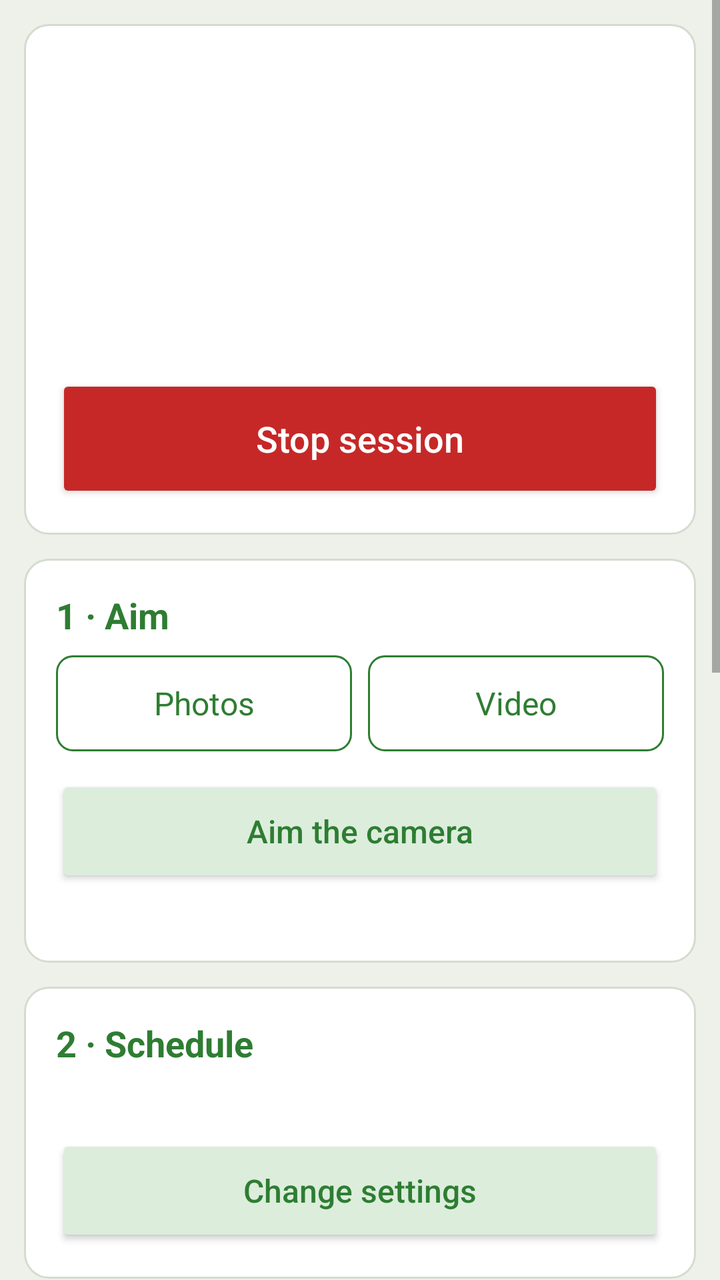
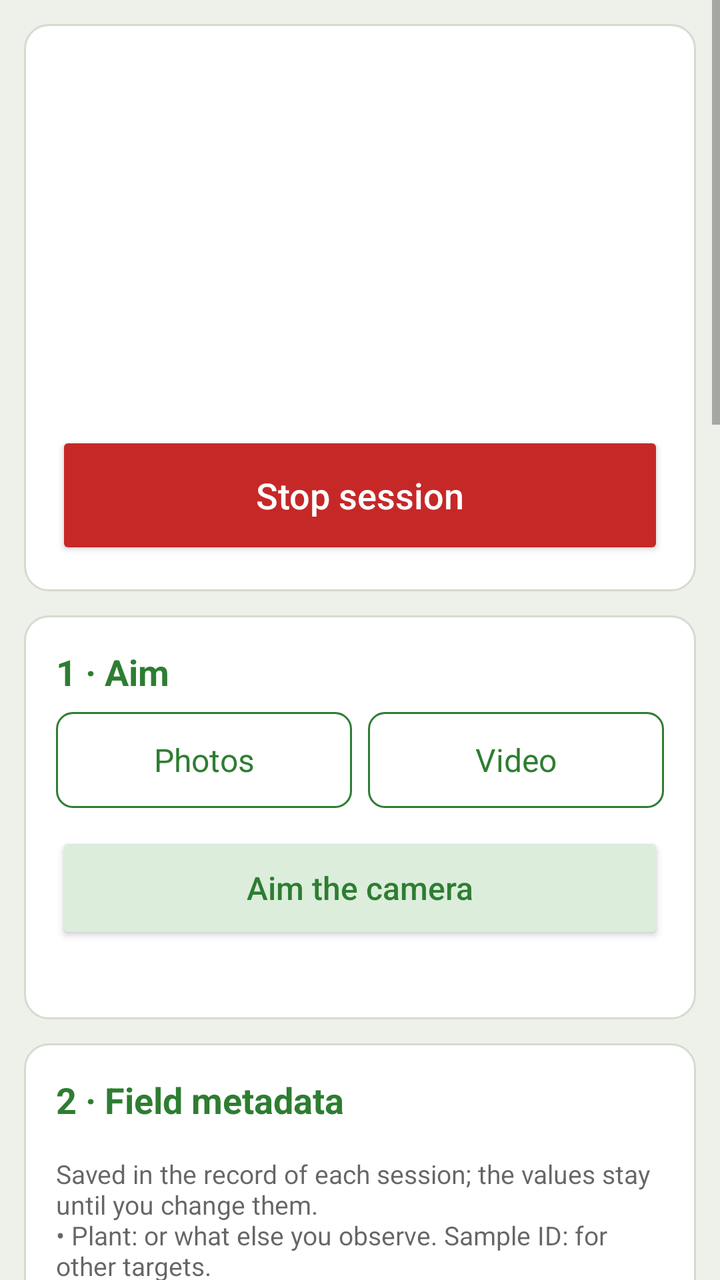

Compare the two renders of this Android layout. The source of the first and the diff that turns it into the second are given below.
<!-- AndroidManifest.xml: application theme AppTheme -->
<!-- res/layout/activity_main.xml -->
<?xml version="1.0" encoding="utf-8"?>
<ScrollView xmlns:android="http://schemas.android.com/apk/res/android"
    xmlns:tools="http://schemas.android.com/tools"
    android:id="@+id/scroll"
    android:layout_width="match_parent"
    android:layout_height="match_parent"
    android:fitsSystemWindows="true"
    tools:ignore="TooManyViews">

    <LinearLayout
        android:layout_width="match_parent"
        android:layout_height="wrap_content"
        android:orientation="vertical"
        android:padding="12dp">

        
        <LinearLayout style="@style/Card" android:layout_marginTop="0dp">
            <TextView android:id="@+id/status_title" style="@style/CardTitle" android:textSize="20sp" />
            <TextView android:id="@+id/session_status" style="@style/Body" />
            <TextView android:id="@+id/session_progress" style="@style/Body" />
            <TextView android:id="@+id/session_warning" style="@style/Body" android:textColor="@color/warning" android:textStyle="bold" />
            <TextView android:id="@+id/battery" style="@style/Hint" android:layout_marginTop="8dp" />
            <TextView android:id="@+id/phone_time" style="@style/Hint" />
            <Button android:id="@+id/stop_session" style="@style/BigButton"
                android:backgroundTint="@color/stop" android:text="@string/stop_session" />
        </LinearLayout>

        
        <LinearLayout android:id="@+id/aim_card" style="@style/Card">
            <TextView style="@style/CardTitle" android:text="@string/card_aim" />
            <RadioGroup android:id="@+id/mode" style="@style/Segments">
                <RadioButton android:id="@+id/mode_photo" style="@style/Segment" android:text="@string/mode_photo" />
                <RadioButton android:id="@+id/mode_video" style="@style/Segment.Next" android:text="@string/mode_video" />
            </RadioGroup>
            <Button android:id="@+id/aim" style="@style/SecondaryButton" android:layout_marginTop="12dp"
                android:text="@string/aim_button" />
            <TextView android:id="@+id/aim_summary" style="@style/Hint" android:layout_marginTop="4dp" />
        </LinearLayout>

        
        <LinearLayout android:id="@+id/schedule_card" style="@style/Card">
            <TextView style="@style/CardTitle" android:text="@string/card_schedule" />
            <TextView android:id="@+id/schedule_summary" style="@style/Body" />
            <Button android:id="@+id/change" style="@style/SecondaryButton" android:text="@string/change_open" />

            <LinearLayout android:id="@+id/settings" style="@style/Group" android:visibility="gone">
                <LinearLayout android:id="@+id/photo_settings" style="@style/Group">
                    <TextView style="@style/Label.Help" android:labelFor="@id/step_s" android:text="@string/step_label" />
                    <EditText android:id="@+id/step_s" style="@style/Field" android:importantForAutofill="no"
                        android:inputType="numberDecimal" tools:targetApi="o" />
                    <TextView style="@style/Hint.Help" android:text="@string/step_hint" />

                    <TextView style="@style/Label.Help" android:labelFor="@id/burst_s" android:text="@string/burst_label" />
                    <EditText android:id="@+id/burst_s" style="@style/Field" android:importantForAutofill="no"
                        android:inputType="numberDecimal" tools:targetApi="o" />
                    <TextView style="@style/Hint.Help" android:text="@string/burst_hint" />
                </LinearLayout>

                <LinearLayout android:id="@+id/video_settings" style="@style/Group">
                    <TextView style="@style/Label.Help" android:labelFor="@id/clip_min" android:text="@string/clip_label" />
                    <EditText android:id="@+id/clip_min" style="@style/Field" android:importantForAutofill="no"
                        android:inputType="numberDecimal" tools:targetApi="o" />
                    <TextView style="@style/Hint.Help" android:text="@string/clip_hint" />

                    <TextView style="@style/Label.Help" android:text="@string/video_fps_label" />
                    <RadioGroup android:id="@+id/video_fps" style="@style/Segments">
                        <RadioButton android:id="@+id/video_fps_5" style="@style/Segment" android:text="@string/video_fps_5" />
                        <RadioButton android:id="@+id/video_fps_10" style="@style/Segment.Next" android:text="@string/video_fps_10" />
                        <RadioButton android:id="@+id/video_fps_15" style="@style/Segment.Next" android:text="@string/video_fps_15" />
                    </RadioGroup>
                    <TextView style="@style/Hint.Help" android:text="@string/video_fps_hint" />
                </LinearLayout>

                <TextView style="@style/Label.Help" android:labelFor="@id/break_min" android:text="@string/break_label" />
                <EditText android:id="@+id/break_min" style="@style/Field" android:importantForAutofill="no"
                    android:inputType="numberDecimal" tools:targetApi="o" />
                <TextView style="@style/Hint.Help" android:text="@string/break_hint" />

                <TextView style="@style/Label" android:text="@string/schedule_label" />
                <RadioGroup android:id="@+id/schedule" style="@style/Segments">
                    <RadioButton android:id="@+id/schedule_run" style="@style/Segment" android:text="@string/schedule_run" />
                    <RadioButton android:id="@+id/schedule_daily" style="@style/Segment.Next" android:text="@string/schedule_daily" />
                </RadioGroup>

                <LinearLayout android:id="@+id/run_settings" style="@style/Group">
                    <TextView style="@style/Label.Help" android:labelFor="@id/run_h" android:text="@string/run_label" />
                    <EditText android:id="@+id/run_h" style="@style/Field" android:importantForAutofill="no"
                        android:inputType="numberDecimal" tools:targetApi="o" />
                    <TextView style="@style/Hint.Help" android:text="@string/run_hint" />
                </LinearLayout>

                <LinearLayout android:id="@+id/daily_settings" style="@style/Group">
                    <TextView style="@style/Label.Help" android:labelFor="@id/windows" android:text="@string/windows_label" />
                    <EditText android:id="@+id/windows" style="@style/Field" android:importantForAutofill="no"
                        android:inputType="text" tools:targetApi="o" />
                    <TextView style="@style/Hint.Help" android:text="@string/windows_hint" />

                    <TextView style="@style/Label.Help" android:labelFor="@id/days" android:text="@string/days_label" />
                    <EditText android:id="@+id/days" style="@style/Field" android:importantForAutofill="no"
                        android:inputType="number" tools:targetApi="o" />
                    <TextView style="@style/Hint.Help" android:text="@string/days_hint" />
                </LinearLayout>

                <TextView style="@style/Label.Help" android:labelFor="@id/saved_side" android:text="@string/saved_side_label" />
                <EditText android:id="@+id/saved_side" style="@style/Field" android:importantForAutofill="no"
                    android:inputType="number" tools:targetApi="o" />
                <TextView style="@style/Hint.Help" android:text="@string/saved_side_hint" />

                <TextView style="@style/Label.Help" android:labelFor="@id/heat_limit_c" android:text="@string/heat_label" />
                <EditText android:id="@+id/heat_limit_c" style="@style/Field" android:importantForAutofill="no"
                    android:inputType="numberDecimal" tools:targetApi="o" />
                <TextView style="@style/Hint.Help" android:text="@string/heat_hint" />

                <TextView style="@style/Label.Help" android:labelFor="@id/device_name" android:text="@string/phone_name_label" />
                <EditText android:id="@+id/device_name" style="@style/Field" android:importantForAutofill="no"
                    android:inputType="text" android:maxLength="20" tools:targetApi="o" />
                <TextView style="@style/Hint.Help" android:text="@string/phone_name_hint" />

                <Button android:id="@+id/defaults" style="@style/SecondaryButton" android:layout_marginTop="16dp"
                    android:text="@string/defaults" />
            </LinearLayout>
        </LinearLayout>

        
        <LinearLayout android:id="@+id/phone_card" style="@style/Card">
            <TextView style="@style/CardTitle" android:text="@string/card_phone" />
            <LinearLayout android:id="@+id/phone_checks" style="@style/Group" />
            <TextView style="@style/Label.Help" android:text="@string/checklist_label" />
            <TextView style="@style/Hint.Help" android:text="@string/checklist_text" />
        </LinearLayout>

        
        <TextView android:id="@+id/start_message" style="@style/Body" android:layout_marginTop="12dp"
            android:textColor="@color/warning" android:textStyle="bold" android:visibility="gone" />
        <Button android:id="@+id/start_session" style="@style/BigButton" android:text="@string/start_session" />
        <TextView android:id="@+id/start_hint" style="@style/Hint" android:layout_marginTop="4dp" />

        
        <Button android:id="@+id/tests_toggle" style="?android:attr/borderlessButtonStyle"
            android:textAllCaps="false" android:textColor="@color/heading"
            android:layout_width="wrap_content" android:layout_height="48dp"
            android:layout_marginTop="24dp" android:text="@string/tests_show" />

        <LinearLayout android:id="@+id/tests" style="@style/Card" android:layout_marginTop="0dp"
            android:visibility="gone">
            <TextView android:id="@+id/intro" style="@style/Body" />
            <Button android:id="@+id/take_photo" style="@style/SecondaryButton" android:text="@string/take_photo" />
            <Button android:id="@+id/speed_test" style="@style/SecondaryButton" android:text="@string/speed_test" />
            <TextView
                android:id="@+id/status"
                android:layout_width="match_parent"
                android:layout_height="wrap_content"
                android:layout_marginTop="16dp"
                android:textIsSelectable="true"
                android:textSize="14sp"
                android:typeface="monospace" />
        </LinearLayout>
    </LinearLayout>
</ScrollView>
<!-- resources referenced by this layout -->
<resources>
  <color name="heading">#FF2E7D32</color>
  <color name="stop">#FFC62828</color>
  <color name="warning">#FFB71C1C</color>
  <string name="break_hint">Default 4 min: the camera rests about 80 % of the time. It is switched off when the break is longer than 30 s. 0 = no break.</string>
  <string name="card_aim">1 · Aim</string>
  <string name="card_phone">3 · Phone for the field</string>
  <string name="card_schedule">2 · Schedule</string>
  <string name="days_label">Days</string>
  <string name="defaults">Default values</string>
  <string name="mode_photo">Photos</string>
  <string name="mode_video">Video</string>
  <string name="phone_name_hint">A short name such as P1 or Meadow-3 (letters a to z, digits, - or _). It is added to the session folder name and the record, so files from several phones do not mix. Default values keep it.</string>
  <string name="phone_name_label">Phone name (optional)</string>
  <string name="run_hint">Default 2 h. Up to 720 h (30 days) without a break at night, for example under the midnight sun.</string>
  <string name="run_label">Run length (h)</string>
  <string name="schedule_label">Record</string>
  <string name="video_fps_10">10</string>
  <string name="video_fps_15">15</string>
  <string name="video_fps_5">5</string>
  <color name="start">#FF2E7D32</color>
  <color name="action_bar">#FF2E7D32</color>
  <color name="status_bar">#FF1B5E20</color>
  <color name="window">#FFEEF1EA</color>
  <color name="card">#FFFFFFFF</color>
  <color name="card_edge">#FFD5DBCF</color>
  <!-- unchanged entries left out for length: 46 -->
</resources>

<!-- the commit's change to res/layout/activity_main.xml (unified diff, before → after) -->
@@ -21,6 +21,8 @@
             <TextView android:id="@+id/session_warning" style="@style/Body" android:textColor="@color/warning" android:textStyle="bold" />
             <TextView android:id="@+id/battery" style="@style/Hint" android:layout_marginTop="8dp" />
             <TextView android:id="@+id/phone_time" style="@style/Hint" />
+            <TextView android:id="@+id/storage" style="@style/Body" android:layout_marginTop="8dp"
+                android:textSize="15sp" />
             <Button android:id="@+id/stop_session" style="@style/BigButton"
                 android:backgroundTint="@color/stop" android:text="@string/stop_session" />
         </LinearLayout>
@@ -38,6 +40,45 @@
         </LinearLayout>
 
         
+        <LinearLayout android:id="@+id/field_card" style="@style/Card" tools:ignore="LabelFor">
+            <TextView style="@style/CardTitle.Help" android:text="@string/card_field" />
+            <TextView style="@style/Hint.Help" android:text="@string/field_help" />
+            <LinearLayout style="@style/FieldRow">
+                <TextView style="@style/FieldLabel" android:labelFor="@id/site" android:text="@string/field_site" />
+                <EditText android:id="@+id/site" style="@style/Field.Row" android:hint="@string/field_site_hint"
+                    android:importantForAutofill="no" android:inputType="textCapSentences" tools:targetApi="o" />
+            </LinearLayout>
+            <LinearLayout style="@style/FieldRow">
+                <TextView style="@style/FieldLabel" android:labelFor="@id/transect" android:text="@string/field_transect" />
+                <EditText android:id="@+id/transect" style="@style/Field.Row" android:hint="@string/field_transect_hint"
+                    android:importantForAutofill="no" android:inputType="text" tools:targetApi="o" />
+            </LinearLayout>
+            <LinearLayout style="@style/FieldRow">
+                <TextView style="@style/FieldLabel" android:labelFor="@id/plant" android:text="@string/field_plant" />
+                <EditText android:id="@+id/plant" style="@style/Field.Row" android:hint="@string/field_plant_hint"
+                    android:importantForAutofill="no" android:inputType="textCapSentences" tools:targetApi="o" />
+            </LinearLayout>
+            <LinearLayout style="@style/FieldRow">
+                <TextView style="@style/FieldLabel" android:labelFor="@id/sample_id" android:text="@string/field_sample" />
+                <EditText android:id="@+id/sample_id" style="@style/Field.Row" android:hint="@string/field_optional"
+                    android:importantForAutofill="no" android:inputType="text" tools:targetApi="o" />
+            </LinearLayout>
+            <LinearLayout style="@style/FieldRow">
+                <TextView style="@style/FieldLabel" android:labelFor="@id/session_id" android:text="@string/field_session" />
+                <EditText android:id="@+id/session_id" style="@style/Field.Row" android:hint="@string/field_optional"
+                    android:importantForAutofill="no" android:inputType="text" tools:targetApi="o" />
+            </LinearLayout>
+            <LinearLayout style="@style/FieldRow">
+                <TextView style="@style/FieldLabel" android:labelFor="@id/device_name" android:text="@string/field_phone" />
+                <EditText android:id="@+id/device_name" style="@style/Field.Row" android:maxLength="20"
+                    android:importantForAutofill="no" android:inputType="text" tools:targetApi="o" />
+            </LinearLayout>
+            <TextView android:id="@+id/location_text" style="@style/Body" android:layout_marginTop="12dp"
+                android:textSize="15sp" />
+            <Button android:id="@+id/get_location" style="@style/SecondaryButton" android:text="@string/location_get" />
+        </LinearLayout>
+
+        
         <LinearLayout android:id="@+id/schedule_card" style="@style/Card">
             <TextView style="@style/CardTitle" android:text="@string/card_schedule" />
             <TextView android:id="@+id/schedule_summary" style="@style/Body" />
@@ -83,9 +124,17 @@
                 </RadioGroup>
 
                 <LinearLayout android:id="@+id/run_settings" style="@style/Group">
-                    <TextView style="@style/Label.Help" android:labelFor="@id/run_h" android:text="@string/run_label" />
-                    <EditText android:id="@+id/run_h" style="@style/Field" android:importantForAutofill="no"
-                        android:inputType="numberDecimal" tools:targetApi="o" />
+                    <TextView style="@style/Label.Help" android:text="@string/run_label" />
+                    <LinearLayout style="@style/FieldRow" android:layout_marginTop="0dp">
+                        <EditText android:id="@+id/run_h" style="@style/Field.Row" android:importantForAutofill="no"
+                            android:inputType="number" android:contentDescription="@string/run_hours" tools:targetApi="o" />
+                        <TextView style="@style/Body" android:layout_width="wrap_content" android:layout_marginTop="0dp"
+                            android:layout_marginStart="8dp" android:layout_marginEnd="16dp" android:text="@string/unit_h" />
+                        <EditText android:id="@+id/run_m" style="@style/Field.Row" android:importantForAutofill="no"
+                            android:inputType="number" android:contentDescription="@string/run_minutes" tools:targetApi="o" />
+                        <TextView style="@style/Body" android:layout_width="wrap_content" android:layout_marginTop="0dp"
+                            android:layout_marginStart="8dp" android:text="@string/unit_min" />
+                    </LinearLayout>
                     <TextView style="@style/Hint.Help" android:text="@string/run_hint" />
                 </LinearLayout>
 
@@ -111,11 +160,6 @@
                     android:inputType="numberDecimal" tools:targetApi="o" />
                 <TextView style="@style/Hint.Help" android:text="@string/heat_hint" />
 
-                <TextView style="@style/Label.Help" android:labelFor="@id/device_name" android:text="@string/phone_name_label" />
-                <EditText android:id="@+id/device_name" style="@style/Field" android:importantForAutofill="no"
-                    android:inputType="text" android:maxLength="20" tools:targetApi="o" />
-                <TextView style="@style/Hint.Help" android:text="@string/phone_name_hint" />
-
                 <Button android:id="@+id/defaults" style="@style/SecondaryButton" android:layout_marginTop="16dp"
                     android:text="@string/defaults" />
             </LinearLayout>
@@ -133,7 +177,8 @@
         <TextView android:id="@+id/start_message" style="@style/Body" android:layout_marginTop="12dp"
             android:textColor="@color/warning" android:textStyle="bold" android:visibility="gone" />
         <Button android:id="@+id/start_session" style="@style/BigButton" android:text="@string/start_session" />
-        <TextView android:id="@+id/start_hint" style="@style/Hint" android:layout_marginTop="4dp" />
+        <TextView android:id="@+id/start_hint" style="@style/Hint" android:layout_marginTop="4dp"
+            android:text="@string/start_hint" />
 
         
         <Button android:id="@+id/tests_toggle" style="?android:attr/borderlessButtonStyle"
<!-- resource entries referenced after the edit -->
@@ -3,22 +3,62 @@
   <color name="heading">#FF2E7D32</color>
   <color name="stop">#FFC62828</color>
   <color name="warning">#FFB71C1C</color>
-  <string name="break_hint">Default 4 min: the camera rests about 80 % of the time. It is switched off when the break is longer than 30 s. 0 = no break.</string>
+  <string name="break_hint">Default 5 min: the camera rests about 83 % of the time with 60 s photo bursts, and half of the time with 5 min clips. It is switched off when the break is longer than 30 s. 0 = no break.</string>
   <string name="card_aim">1 · Aim</string>
-  <string name="card_phone">3 · Phone for the field</string>
-  <string name="card_schedule">2 · Schedule</string>
+  <string name="card_field">2 · Field metadata</string>
+  <string name="card_phone">4 · Phone for the field</string>
+  <string name="card_schedule">3 · Schedule</string>
   <string name="days_label">Days</string>
   <string name="defaults">Default values</string>
+  <string name="field_help">Saved in the record of each session; the values stay until you change them.\n• Plant: or what else you observe. Sample ID: for other targets.\n• Session ID: your own name for a recording plan, the same for all its sessions.\n• Phone name: it starts each session folder name, so folders from several phones never mix on one computer. Letters a to z, digits, - or _. Default: the phone model and part of the phone\'s ID.\n• Get location: the GPS stays on until the position is within 10 m, then it switches off. Use it outdoors, under open sky; without network the first position can take a few minutes. Saved in degrees (WGS 84), with its accuracy and time.</string>
+  <string name="field_optional">optional</string>
+  <string name="field_phone">Phone name</string>
+  <string name="field_plant">Plant</string>
+  <string name="field_plant_hint">common or Latin name</string>
+  <string name="field_sample">Sample ID</string>
+  <string name="field_session">Session ID</string>
+  <string name="field_site">Site</string>
+  <string name="field_site_hint">for example Meadow 2</string>
+  <string name="field_transect">Transect</string>
+  <string name="field_transect_hint">for example 3</string>
+  <string name="location_get">Get location</string>
   <string name="mode_photo">Photos</string>
   <string name="mode_video">Video</string>
-  <string name="phone_name_hint">A short name such as P1 or Meadow-3 (letters a to z, digits, - or _). It is added to the session folder name and the record, so files from several phones do not mix. Default values keep it.</string>
-  <string name="phone_name_label">Phone name (optional)</string>
-  <string name="run_hint">Default 2 h. Up to 720 h (30 days) without a break at night, for example under the midnight sun.</string>
-  <string name="run_label">Run length (h)</string>
+  <string name="run_hint">Default 1 h, a usual observation period. Up to 720 h (30 days) without a break at night, for example under the midnight sun.</string>
+  <string name="run_hours">Run length, hours</string>
+  <string name="run_label">Run length</string>
+  <string name="run_minutes">Run length, minutes</string>
   <string name="schedule_label">Record</string>
+  <string name="start_hint">After Start, switch the screen off with the power button: the session goes on.</string>
+  <string name="unit_h">h</string>
+  <string name="unit_min">min</string>
   <string name="video_fps_10">10</string>
   <string name="video_fps_15">15</string>
   <string name="video_fps_5">5</string>
+  <style name="CardTitle.Help">
+          <item name="android:minHeight">48dp</item>
+          <item name="android:gravity">center_vertical</item>
+          <item name="android:layout_marginTop">-12dp</item>
+          <item name="android:tag">help</item>
+      </style>
+  <style name="Field.Row">
+          <item name="android:layout_width">0dp</item>
+          <item name="android:layout_weight">1</item>
+          <item name="android:maxLength">100</item>
+          <item name="android:textSize">16sp</item>
+      </style>
+  <style name="FieldLabel">
+          <item name="android:layout_width">104dp</item>
+          <item name="android:layout_height">wrap_content</item>
+          <item name="android:textSize">15sp</item>
+      </style>
+  <style name="FieldRow">
+          <item name="android:layout_width">match_parent</item>
+          <item name="android:layout_height">wrap_content</item>
+          <item name="android:layout_marginTop">4dp</item>
+          <item name="android:gravity">center_vertical</item>
+          <item name="android:orientation">horizontal</item>
+      </style>
   <color name="start">#FF2E7D32</color>
   <color name="action_bar">#FF2E7D32</color>
   <color name="status_bar">#FF1B5E20</color>
